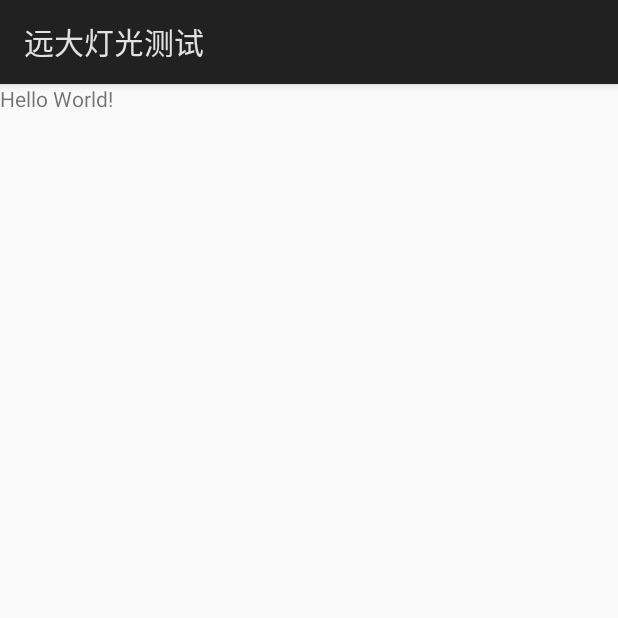
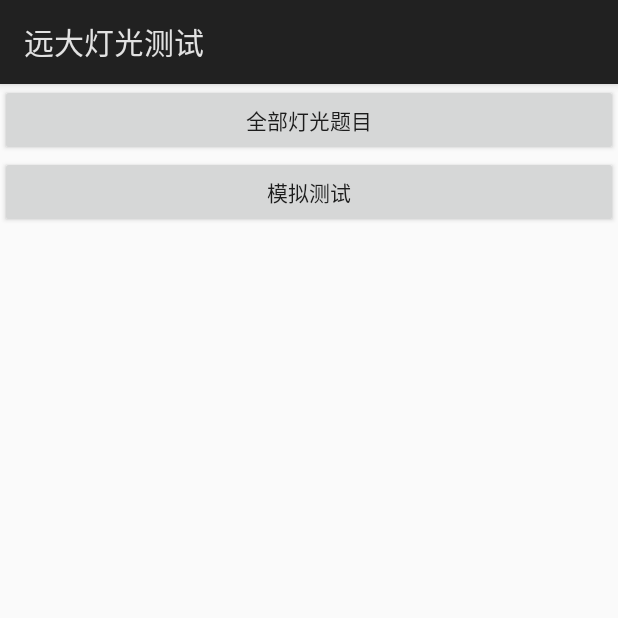
Before and after one commit to wangaijun/TestLighting, an Android app: the AudioTestActivity screen opened directly, with no data from a screen before it, on a phone screen of 412 x 824 dp, the top half of it. Run offline under Robolectric (Android 15) with nearby library versions, the phone set to English and light mode, and no system bars.

Commit message:
添加语音测试窗体

```diff
--- a/app/src/main/java/com/example/administrator/testlighting/AudioTestActivity.kt
+++ b/app/src/main/java/com/example/administrator/testlighting/AudioTestActivity.kt
@@ -3,9 +3,11 @@ package com.example.administrator.testlighting
 import android.app.Activity
 import android.media.MediaPlayer
 import android.os.Bundle
+import kotlinx.android.synthetic.main.activity_audio_test.*
+import java.util.*
 
 class AudioTestActivity : Activity() {
-    val arr = arrayListOf(
+    private val arr = arrayListOf(
         R.raw.start,
         R.raw.a0,
         R.raw.a1,
@@ -22,21 +24,45 @@ class AudioTestActivity : Activity() {
         super.onCreate(savedInstanceState)
         setContentView(R.layout.activity_audio_test)
 
+        btnAllAudio.setOnClickListener {
+            playAllMp3()
+        }
+
+        btnAudioTest.setOnClickListener {
+            playOneGroupMp3()
+        }
+    }
+
+    private fun playOneGroupMp3() {
         object : Thread(){
             override fun run() {
-                playMp3(R.raw.start)
+                val list = mutableListOf<Int>()
+                list.addAll(arr.subList(1,10))
+                list.shuffle(Random(System.currentTimeMillis()))
+                val r = list.subList(0,5)
+                r.add(0,arr[0])
+                r.add(arr[10])
+                playMp3(R.raw.start,r)
             }
         }.start()
     }
 
-    private fun playMp3(id: Int) {
+    private fun playAllMp3() {
+        object : Thread(){
+            override fun run() {
+                playMp3(R.raw.start, arr)
+            }
+        }.start()
+    }
+
+    private fun playMp3(id: Int, arr: List<Int>) {
         val mp = MediaPlayer.create(this@AudioTestActivity, id)
         mp.start()
         mp.setOnCompletionListener {
             Thread.sleep(5000)
             val index = arr.indexOf(id)
             if (index<arr.size-1){
-                playMp3(arr[index+1])
+                playMp3(arr[index+1],arr)
             }
         }
     }
--- a/app/src/main/res/layout/activity_audio_test.xml
+++ b/app/src/main/res/layout/activity_audio_test.xml
@@ -3,12 +3,22 @@
         xmlns:android="http://schemas.android.com/apk/res/android"
         xmlns:app="http://schemas.android.com/apk/res-auto"
         android:layout_width="match_parent"
-        android:layout_height="match_parent">
+        android:layout_height="match_parent"
+        android:orientation="vertical"
+>
 
-    <TextView
-            android:layout_width="wrap_content"
+    <Button
+            android:id="@+id/btnAllAudio"
+            android:layout_width="match_parent"
             android:layout_height="wrap_content"
-            android:text="Hello World!"
+            android:text="全部灯光题目"
+    />
+
+    <Button
+            android:id="@+id/btnAudioTest"
+            android:layout_width="match_parent"
+            android:layout_height="wrap_content"
+            android:text="模拟测试"
     />
 
 
```
